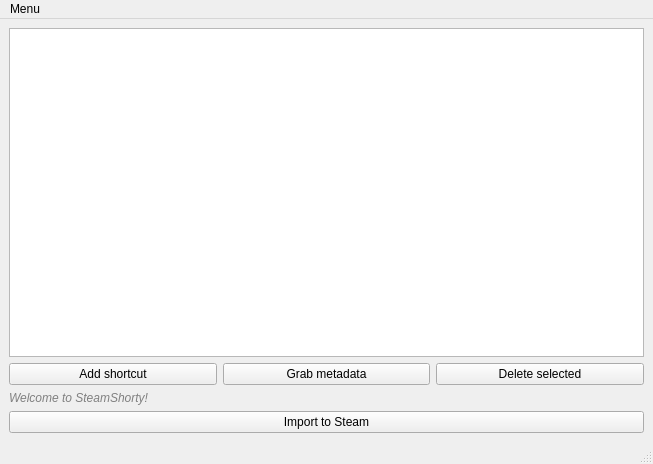
First picture: the form in ui/main_window.ui, repository OmarQurashi868/shortyQt, before the edit.
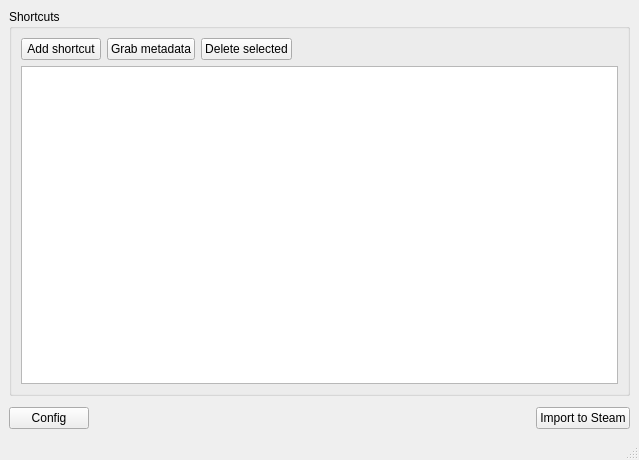
Second picture: the form after the edit.

```diff
--- a/ui/main_window.ui
+++ b/ui/main_window.ui
@@ -6,8 +6,8 @@
    <rect>
     <x>0</x>
     <y>0</y>
-    <width>653</width>
-    <height>464</height>
+    <width>639</width>
+    <height>460</height>
    </rect>
   </property>
   <property name="windowTitle">
@@ -18,7 +18,64 @@
     <bool>true</bool>
    </property>
    <layout class="QGridLayout" name="gridLayout_2">
+    <item row="5" column="0">
+     <spacer name="horizontalSpacer_2">
+      <property name="orientation">
+       <enum>Qt::Orientation::Horizontal</enum>
+      </property>
+      <property name="sizeHint" stdset="0">
+       <size>
+        <width>40</width>
+        <height>5</height>
+       </size>
+      </property>
+     </spacer>
+    </item>
     <item row="0" column="0">
+     <widget class="QGroupBox" name="groupBox">
+      <property name="title">
+       <string>Shortcuts</string>
+      </property>
+      <layout class="QVBoxLayout" name="verticalLayout">
+       <item>
+        <layout class="QHBoxLayout" name="horizontalLayout">
+         <item>
+          <widget class="QPushButton" name="addButton">
+           <property name="text">
+            <string>Add shortcut</string>
+           </property>
+          </widget>
+         </item>
+         <item>
+          <widget class="QPushButton" name="metadataButton">
+           <property name="text">
+            <string>Grab metadata</string>
+           </property>
+          </widget>
+         </item>
+         <item>
+          <widget class="QPushButton" name="deleteButton">
+           <property name="text">
+            <string>Delete selected</string>
+           </property>
+          </widget>
+         </item>
+         <item>
+          <spacer name="horizontalSpacer_4">
+           <property name="orientation">
+            <enum>Qt::Orientation::Horizontal</enum>
+           </property>
+           <property name="sizeHint" stdset="0">
+            <size>
+             <width>40</width>
+             <height>20</height>
+            </size>
+           </property>
+          </spacer>
+         </item>
+        </layout>
+       </item>
+       <item>
      <widget class="QTableWidget" name="shortcutsList">
       <property name="sizePolicy">
        <sizepolicy hsizetype="Expanding" vsizetype="Expanding">
@@ -167,48 +224,32 @@
       </attribute>
      </widget>
     </item>
-    <item row="1" column="0">
-     <layout class="QHBoxLayout" name="horizontalLayout">
-      <item>
-       <widget class="QPushButton" name="addButton">
-        <property name="text">
-         <string>Add shortcut</string>
-        </property>
-       </widget>
-      </item>
-      <item>
-       <widget class="QPushButton" name="metadataButton">
-        <property name="text">
-         <string>Grab metadata</string>
-        </property>
-       </widget>
-      </item>
-      <item>
-       <widget class="QPushButton" name="deleteButton">
-        <property name="text">
-         <string>Delete selected</string>
-        </property>
-       </widget>
-      </item>
-     </layout>
+      </layout>
+     </widget>
     </item>
-    <item row="2" column="0">
-     <widget class="QLabel" name="statusLabel">
-      <property name="font">
-       <font>
-        <italic>true</italic>
-        <bold>false</bold>
-       </font>
-      </property>
-      <property name="styleSheet">
-       <string notr="true">color: gray;</string>
-      </property>
+    <item row="9" column="0">
+     <layout class="QHBoxLayout" name="horizontalLayout_2">
+      <item>
+       <widget class="QPushButton" name="configButton">
       <property name="text">
-       <string>Welcome to SteamShorty!</string>
+         <string>Config</string>
       </property>
      </widget>
     </item>
-    <item row="3" column="0">
+      <item>
+       <spacer name="horizontalSpacer_3">
+        <property name="orientation">
+         <enum>Qt::Orientation::Horizontal</enum>
+        </property>
+        <property name="sizeHint" stdset="0">
+         <size>
+          <width>40</width>
+          <height>20</height>
+         </size>
+        </property>
+       </spacer>
+      </item>
+      <item>
      <widget class="QPushButton" name="importButton">
       <property name="toolTip">
        <string/>
@@ -219,32 +260,10 @@
      </widget>
     </item>
    </layout>
+    </item>
+   </layout>
   </widget>
-  <widget class="QMenuBar" name="menubar">
-   <property name="geometry">
-    <rect>
-     <x>0</x>
-     <y>0</y>
-     <width>653</width>
-     <height>22</height>
-    </rect>
-   </property>
-   <property name="defaultUp">
-    <bool>false</bool>
-   </property>
-   <property name="nativeMenuBar">
-    <bool>true</bool>
-   </property>
-   <widget class="QMenu" name="menuMenu">
-    <property name="title">
-     <string>Menu</string>
-    </property>
-    <addaction name="actionSetup"/>
-    <addaction name="actionExit"/>
-   </widget>
-   <addaction name="menuMenu"/>
-  </widget>
-  <widget class="QStatusBar" name="statusbar"/>
+  <widget class="QStatusBar" name="statusBar"/>
   <action name="actionSetup">
    <property name="text">
     <string>Setup</string>
```
Lines whose indentation alone changed are shown as unchanged.
